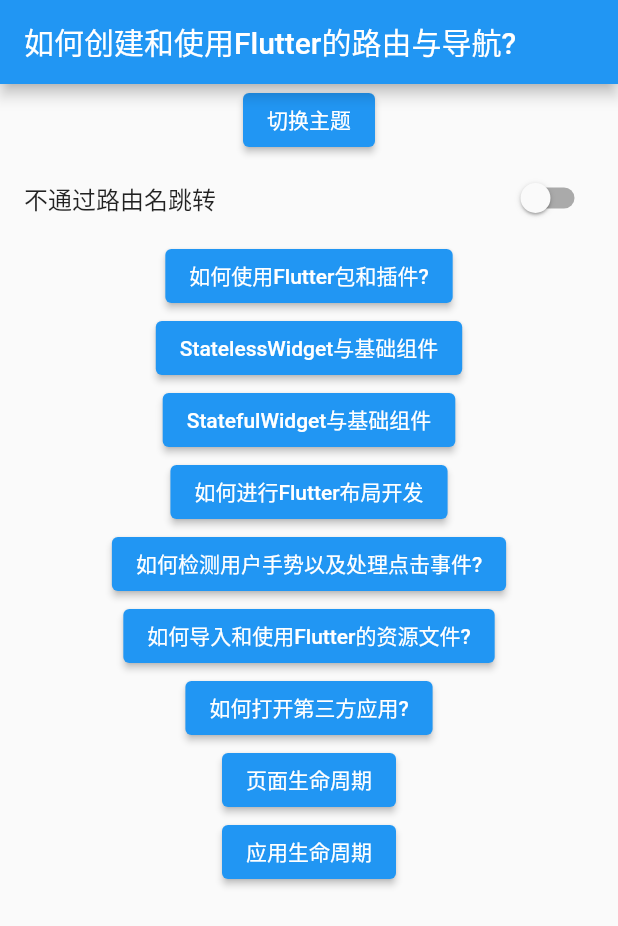
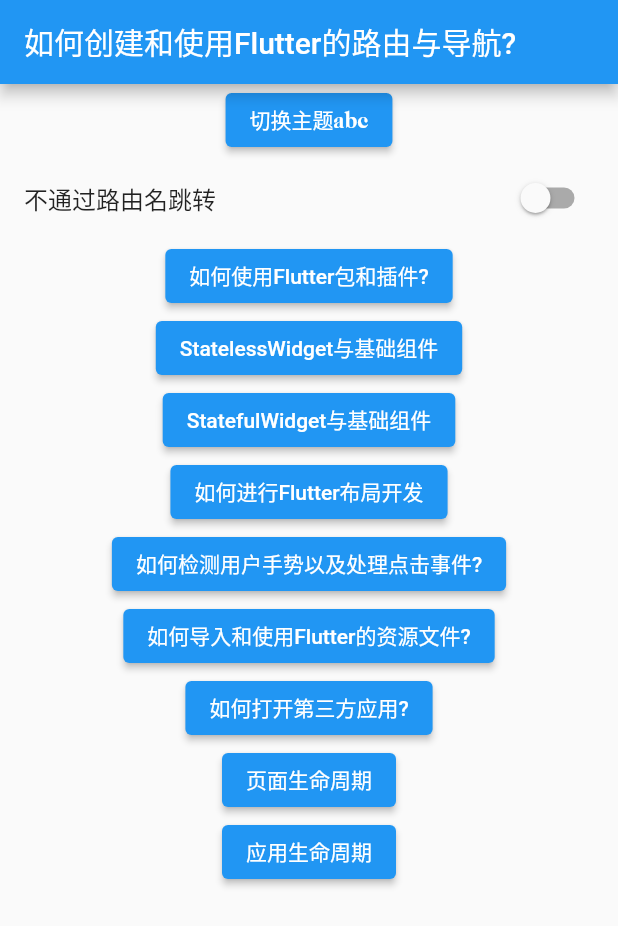
Before and after one commit to filway-flutter/flutter_test1, a Flutter app: the screen it shows after launch, on a phone screen of 412 x 824 dp. Shown: the top 926 px of the screen. Run offline on Flutter 3.47's test engine with Material 2 defaults, Android fonts, the phone set to English and light mode, and no system bars; missing offline and left inert: flutter_color_plugin.

Commit message:
字体应用

```diff
--- a/lib/main.dart
+++ b/lib/main.dart
@@ -28,6 +28,7 @@ class _DynamicThemeState extends State<DynamicTheme> {
     return MaterialApp(
       title: 'Flutter Demo',
       theme: ThemeData(
+        //fontFamily: 'Crimson', // 全局字体
         primarySwatch: Colors.blue,
         brightness: _brightness,
       ),
@@ -45,7 +46,10 @@ class _DynamicThemeState extends State<DynamicTheme> {
                     }
                   });
                 },
-                child: Text('切换主题'),
+                child: Text(
+                  '切换主题abc',
+                  style: TextStyle(fontFamily: 'Career'),
+                ),
               ),
               const RouteNavigator(),
             ],
```
Also changed, not shown: pubspec.yaml (+9 -14 lines), fonts/career.ttf (added), fonts/crimson.ttf (added).
